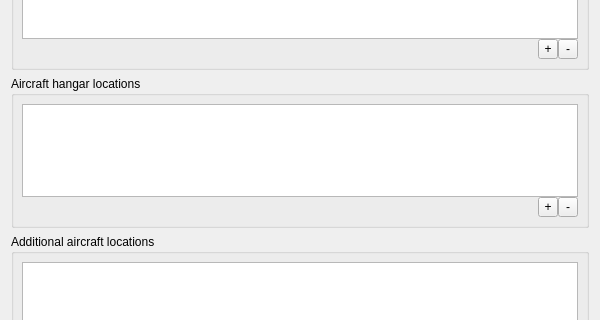
Qt form src/GUI/PathsDialog.ui (FlightGear/flightgear) before a commit; both pictures show x 0 to 600 and y 175 to 495 of the 600 by 600 pixel window.
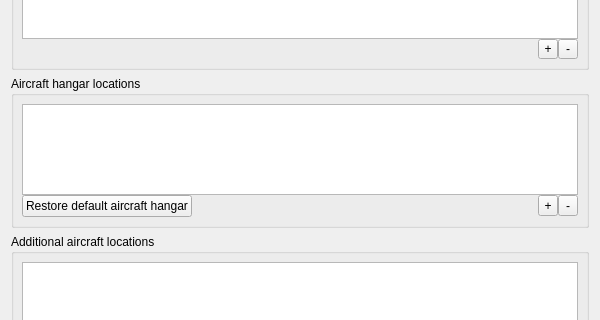
The same form after that commit.

Commit message:
Change handling of default hangar / catalog.
- no longer re-add it on startup, add an explicit button in the UI

(will add a more obvious item to the aircraft list in a follow-up
commit)

What changed in the file:
```diff
--- a/src/GUI/PathsDialog.ui
+++ b/src/GUI/PathsDialog.ui
@@ -161,7 +161,45 @@
       <property name="spacing">
        <number>0</number>
       </property>
-      <item row="1" column="0">
+      <item row="1" column="3">
+       <widget class="QToolButton" name="removeCatalog">
+        <property name="sizePolicy">
+         <sizepolicy hsizetype="Fixed" vsizetype="Fixed">
+          <horstretch>0</horstretch>
+          <verstretch>0</verstretch>
+         </sizepolicy>
+        </property>
+        <property name="minimumSize">
+         <size>
+          <width>20</width>
+          <height>20</height>
+         </size>
+        </property>
+        <property name="text">
+         <string>-</string>
+        </property>
+       </widget>
+      </item>
+      <item row="1" column="2">
+       <widget class="QToolButton" name="addCatalog">
+        <property name="sizePolicy">
+         <sizepolicy hsizetype="Fixed" vsizetype="Fixed">
+          <horstretch>0</horstretch>
+          <verstretch>0</verstretch>
+         </sizepolicy>
+        </property>
+        <property name="minimumSize">
+         <size>
+          <width>20</width>
+          <height>20</height>
+         </size>
+        </property>
+        <property name="text">
+         <string>+</string>
+        </property>
+       </widget>
+      </item>
+      <item row="1" column="1">
        <spacer name="horizontalSpacer_5">
         <property name="orientation">
          <enum>Qt::Horizontal</enum>
@@ -174,45 +212,14 @@
         </property>
        </spacer>
       </item>
-      <item row="1" column="2">
-       <widget class="QToolButton" name="removeCatalog">
-        <property name="sizePolicy">
-         <sizepolicy hsizetype="Fixed" vsizetype="Fixed">
-          <horstretch>0</horstretch>
-          <verstretch>0</verstretch>
-         </sizepolicy>
-        </property>
-        <property name="minimumSize">
-         <size>
-          <width>20</width>
-          <height>20</height>
-         </size>
-        </property>
+      <item row="1" column="0">
+       <widget class="QPushButton" name="addDefaultCatalogButton">
         <property name="text">
-         <string>-</string>
+         <string>Restore default aircraft hangar</string>
         </property>
        </widget>
       </item>
-      <item row="1" column="1">
-       <widget class="QToolButton" name="addCatalog">
-        <property name="sizePolicy">
-         <sizepolicy hsizetype="Fixed" vsizetype="Fixed">
-          <horstretch>0</horstretch>
-          <verstretch>0</verstretch>
-         </sizepolicy>
-        </property>
-        <property name="minimumSize">
-         <size>
-          <width>20</width>
-          <height>20</height>
-         </size>
-        </property>
-        <property name="text">
-         <string>+</string>
-        </property>
-       </widget>
-      </item>
-      <item row="0" column="0" colspan="3">
+      <item row="0" column="0" colspan="4">
        <widget class="QListView" name="catalogsList"/>
       </item>
      </layout>
```
The commit also changes 6 other files.
